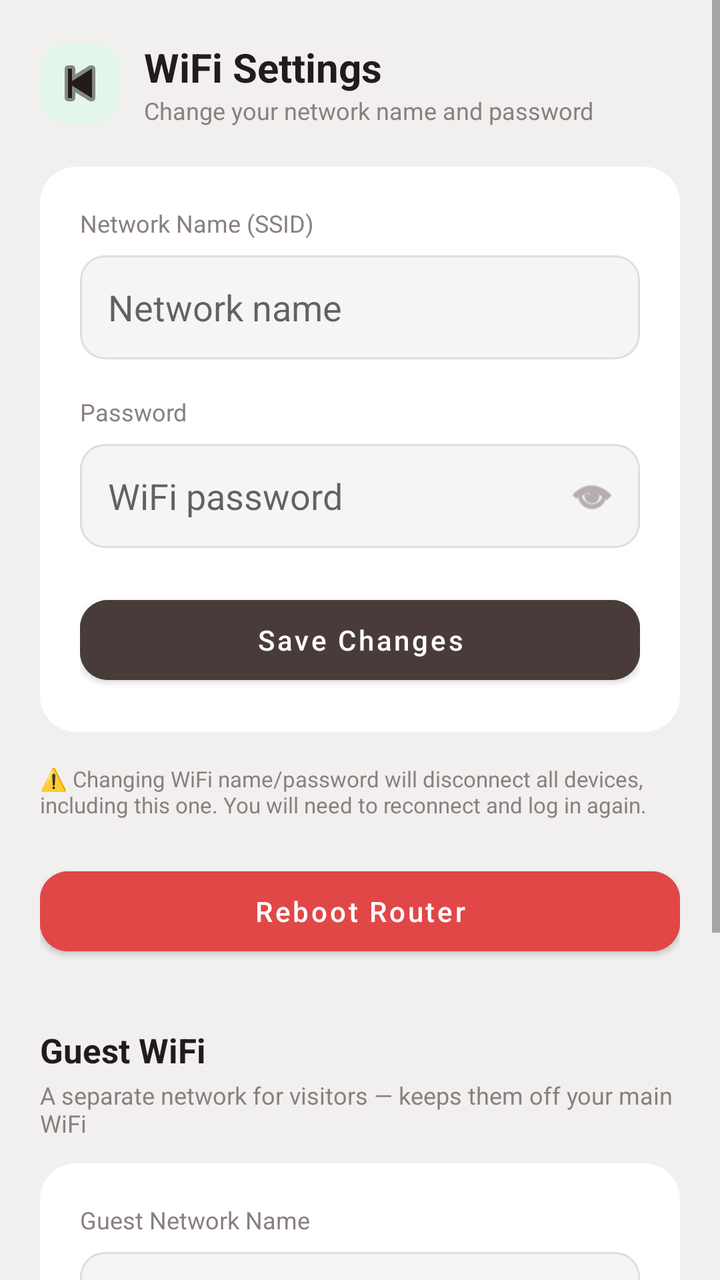
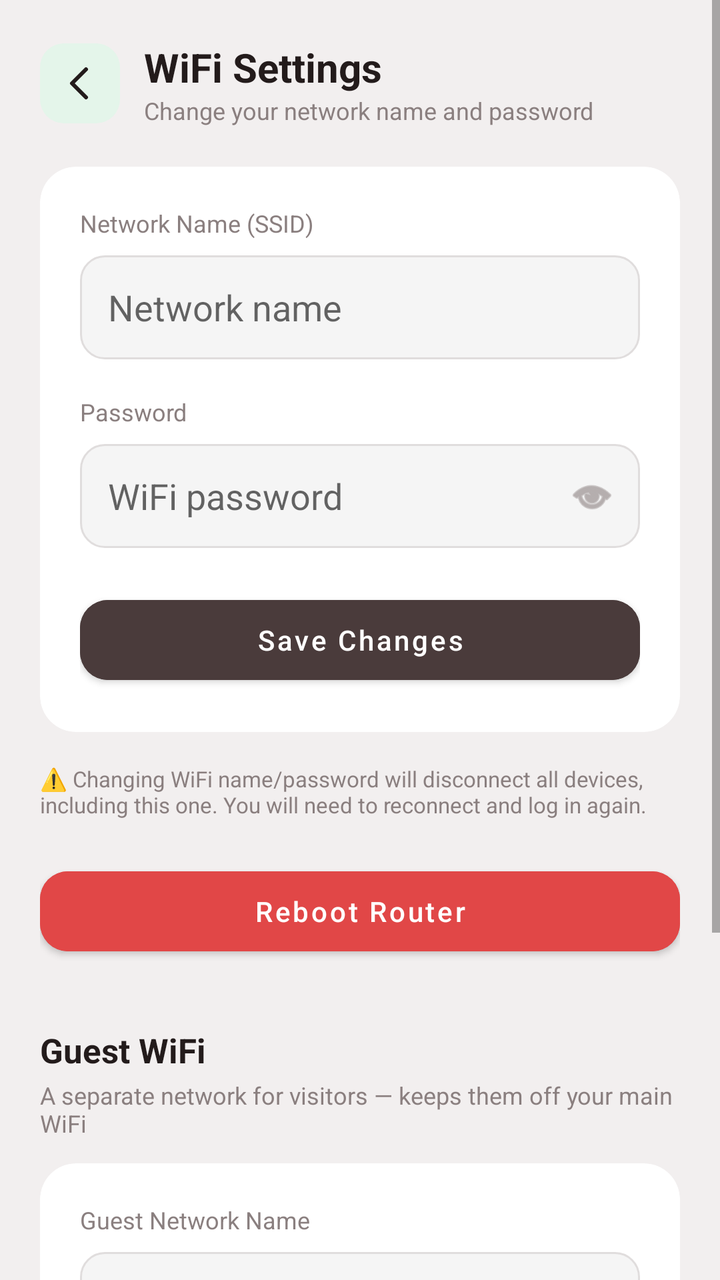

The first picture is an Android layout as it rendered before a commit; the second is the same layout after the commit. The layout source and the unified diff follow.
<!-- AndroidManifest.xml: application theme Theme.AhmadNetGuard -->
<!-- res/layout/activity_wifi_settings.xml -->
<?xml version="1.0" encoding="utf-8"?>
<LinearLayout xmlns:android="http://schemas.android.com/apk/res/android"
    xmlns:app="http://schemas.android.com/apk/res-auto"
    android:layout_width="match_parent"
    android:layout_height="match_parent"
    android:background="@color/bg_screen"
    android:orientation="vertical">

    <ScrollView
        android:layout_width="match_parent"
        android:layout_height="match_parent">

        <LinearLayout
            android:layout_width="match_parent"
            android:layout_height="wrap_content"
            android:orientation="vertical"
            android:padding="20dp">

            <LinearLayout
                android:layout_width="match_parent"
                android:layout_height="wrap_content"
                android:gravity="center_vertical"
                android:orientation="horizontal">

                <ImageButton
                    android:id="@+id/btnBack"
                    android:layout_width="40dp"
                    android:layout_height="40dp"
                    android:background="@drawable/bg_icon_rounded"
                    android:contentDescription="Back"
                    android:padding="8dp"
                    android:src="@android:drawable/ic_media_previous"
                    app:tint="@color/text_primary" />

                <LinearLayout
                    android:layout_width="0dp"
                    android:layout_height="wrap_content"
                    android:layout_marginStart="12dp"
                    android:layout_weight="1"
                    android:orientation="vertical">

                    <TextView
                        android:layout_width="wrap_content"
                        android:layout_height="wrap_content"
                        android:text="WiFi Settings"
                        android:textColor="@color/text_primary"
                        android:textSize="20sp"
                        android:textStyle="bold" />

                    <TextView
                        android:layout_width="wrap_content"
                        android:layout_height="wrap_content"
                        android:text="Change your network name and password"
                        android:textColor="@color/text_secondary"
                        android:textSize="12sp" />
                </LinearLayout>
            </LinearLayout>

            <androidx.cardview.widget.CardView
                android:layout_width="match_parent"
                android:layout_height="wrap_content"
                android:layout_marginTop="20dp"
                app:cardCornerRadius="18dp"
                app:cardElevation="0dp"
                app:cardBackgroundColor="@color/card_white">

                <LinearLayout
                    android:layout_width="match_parent"
                    android:layout_height="wrap_content"
                    android:orientation="vertical"
                    android:padding="20dp">

                    <TextView
                        android:layout_width="wrap_content"
                        android:layout_height="wrap_content"
                        android:text="Network Name (SSID)"
                        android:textColor="@color/text_secondary"
                        android:textSize="12sp" />

                    <EditText
                        android:id="@+id/inputSsid"
                        android:layout_width="match_parent"
                        android:layout_height="52dp"
                        android:layout_marginTop="8dp"
                        android:background="@drawable/bg_input_field"
                        android:hint="Network name"
                        android:inputType="text"
                        android:paddingHorizontal="14dp"
                        android:textColor="@color/text_primary" />

                    <TextView
                        android:layout_width="wrap_content"
                        android:layout_height="wrap_content"
                        android:layout_marginTop="18dp"
                        android:text="Password"
                        android:textColor="@color/text_secondary"
                        android:textSize="12sp" />

                    <FrameLayout
                        android:layout_width="match_parent"
                        android:layout_height="52dp"
                        android:layout_marginTop="8dp">

                        <EditText
                            android:id="@+id/inputWifiPassword"
                            android:layout_width="match_parent"
                            android:layout_height="match_parent"
                            android:background="@drawable/bg_input_field"
                            android:hint="WiFi password"
                            android:inputType="textPassword"
                            android:paddingStart="14dp"
                            android:paddingEnd="44dp"
                            android:textColor="@color/text_primary" />

                        <ImageView
                            android:id="@+id/btnToggleWifiPassword"
                            android:layout_width="24dp"
                            android:layout_height="24dp"
                            android:layout_gravity="center_vertical|end"
                            android:layout_marginEnd="12dp"
                            android:src="@android:drawable/ic_menu_view"
                            app:tint="@color/text_secondary" />
                    </FrameLayout>

                    <TextView
                        android:id="@+id/textWifiError"
                        android:layout_width="match_parent"
                        android:layout_height="wrap_content"
                        android:layout_marginTop="14dp"
                        android:background="@color/red_bg"
                        android:padding="10dp"
                        android:textColor="@color/red_blocked"
                        android:textSize="12sp"
                        android:visibility="gone" />

                    <com.google.android.material.button.MaterialButton
                        android:id="@+id/btnSaveWifiSettings"
                        android:layout_width="match_parent"
                        android:layout_height="52dp"
                        android:layout_marginTop="20dp"
                        android:backgroundTint="@color/brand_dark"
                        android:text="Save Changes"
                        android:textAllCaps="false"
                        android:textColor="@color/card_white"
                        app:cornerRadius="14dp" />

                    <ProgressBar
                        android:id="@+id/progressWifiSave"
                        android:layout_width="24dp"
                        android:layout_height="24dp"
                        android:layout_gravity="center"
                        android:layout_marginTop="14dp"
                        android:visibility="gone" />

                </LinearLayout>
            </androidx.cardview.widget.CardView>

            <TextView
                android:layout_width="wrap_content"
                android:layout_height="wrap_content"
                android:layout_marginTop="16dp"
                android:text="⚠️ Changing WiFi name/password will disconnect all devices, including this one. You will need to reconnect and log in again."
                android:textColor="@color/text_secondary"
                android:textSize="11sp" />

            <com.google.android.material.button.MaterialButton
                android:id="@+id/btnRebootRouter"
                android:layout_width="match_parent"
                android:layout_height="52dp"
                android:layout_marginTop="20dp"
                android:backgroundTint="@color/red_blocked"
                android:text="Reboot Router"
                android:textAllCaps="false"
                android:textColor="@color/card_white"
                app:cornerRadius="14dp" />

            <TextView
                android:layout_width="wrap_content"
                android:layout_height="wrap_content"
                android:layout_marginTop="32dp"
                android:text="Guest WiFi"
                android:textColor="@color/text_primary"
                android:textSize="17sp"
                android:textStyle="bold" />

            <TextView
                android:layout_width="wrap_content"
                android:layout_height="wrap_content"
                android:layout_marginTop="3dp"
                android:layout_marginBottom="12dp"
                android:text="A separate network for visitors — keeps them off your main WiFi"
                android:textColor="@color/text_secondary"
                android:textSize="12sp" />

            <androidx.cardview.widget.CardView
                android:layout_width="match_parent"
                android:layout_height="wrap_content"
                app:cardCornerRadius="18dp"
                app:cardElevation="0dp"
                app:cardBackgroundColor="@color/card_white">

                <LinearLayout
                    android:layout_width="match_parent"
                    android:layout_height="wrap_content"
                    android:orientation="vertical"
                    android:padding="20dp">

                    <TextView
                        android:layout_width="wrap_content"
                        android:layout_height="wrap_content"
                        android:text="Guest Network Name"
                        android:textColor="@color/text_secondary"
                        android:textSize="12sp" />

                    <EditText
                        android:id="@+id/inputGuestSsid"
                        android:layout_width="match_parent"
                        android:layout_height="52dp"
                        android:layout_marginTop="8dp"
                        android:background="@drawable/bg_input_field"
                        android:hint="e.g. AHMAD Guest"
                        android:inputType="text"
                        android:paddingHorizontal="14dp"
                        android:textColor="@color/text_primary" />

                    <TextView
                        android:layout_width="wrap_content"
                        android:layout_height="wrap_content"
                        android:layout_marginTop="16dp"
                        android:text="Guest Password"
                        android:textColor="@color/text_secondary"
                        android:textSize="12sp" />

                    <FrameLayout
                        android:layout_width="match_parent"
                        android:layout_height="52dp"
                        android:layout_marginTop="8dp">

                        <EditText
                            android:id="@+id/inputGuestPassword"
                            android:layout_width="match_parent"
                            android:layout_height="match_parent"
                            android:background="@drawable/bg_input_field"
                            android:hint="At least 8 characters"
                            android:inputType="textPassword"
                            android:paddingStart="14dp"
                            android:paddingEnd="44dp"
                            android:textColor="@color/text_primary" />

                        <ImageView
                            android:id="@+id/btnToggleGuestPassword"
                            android:layout_width="24dp"
                            android:layout_height="24dp"
                            android:layout_gravity="center_vertical|end"
                            android:layout_marginEnd="12dp"
                            android:src="@android:drawable/ic_menu_view"
                            app:tint="@color/text_secondary" />
                    </FrameLayout>

                    <TextView
                        android:id="@+id/textGuestError"
                        android:layout_width="match_parent"
                        android:layout_height="wrap_content"
                        android:layout_marginTop="14dp"
                        android:background="@color/red_bg"
                        android:padding="10dp"
                        android:textColor="@color/red_blocked"
                        android:textSize="12sp"
                        android:visibility="gone" />

                    <LinearLayout
                        android:layout_width="match_parent"
                        android:layout_height="wrap_content"
                        android:layout_marginTop="18dp"
                        android:orientation="horizontal">

                        <com.google.android.material.button.MaterialButton
                            android:id="@+id/btnAddGuestWifi"
                            android:layout_width="0dp"
                            android:layout_height="50dp"
                            android:layout_weight="1"
                            android:layout_marginEnd="6dp"
                            android:backgroundTint="@color/brand_dark"
                            android:text="Save / Turn On"
                            android:textAllCaps="false"
                            android:textSize="13sp"
                            android:textColor="@color/card_white"
                            app:cornerRadius="12dp" />

                        <com.google.android.material.button.MaterialButton
                            android:id="@+id/btnRemoveGuestWifi"
                            android:layout_width="0dp"
                            android:layout_height="50dp"
                            android:layout_weight="1"
                            android:layout_marginStart="6dp"
                            android:backgroundTint="@color/red_blocked"
                            android:text="Turn Off"
                            android:textAllCaps="false"
                            android:textSize="13sp"
                            android:textColor="@color/card_white"
                            app:cornerRadius="12dp" />
                    </LinearLayout>

                    <ProgressBar
                        android:id="@+id/progressGuestWifi"
                        android:layout_width="24dp"
                        android:layout_height="24dp"
                        android:layout_gravity="center"
                        android:layout_marginTop="14dp"
                        android:visibility="gone" />

                </LinearLayout>
            </androidx.cardview.widget.CardView>

        </LinearLayout>
    </ScrollView>

</LinearLayout>
<!-- resources referenced by this layout -->
<resources>
  <color name="bg_screen">#F2EFEF</color>
  <color name="brand_dark">#4A3B3B</color>
  <color name="card_white">#FFFFFF</color>
  <color name="red_bg">#FCE7E7</color>
  <color name="red_blocked">#E14747</color>
  <color name="text_primary">#231B1B</color>
  <color name="text_secondary">#8A7F7F</color>
  <!-- drawable bg_icon_rounded (drawable) -->
  <?xml version="1.0" encoding="utf-8"?>
  <shape xmlns:android="http://schemas.android.com/apk/res/android" android:shape="rectangle">
      <corners android:radius="12dp" />
      <solid android:color="@color/green_bg" />
  </shape>
  <!-- drawable bg_input_field (drawable) -->
  <?xml version="1.0" encoding="utf-8"?>
  <shape xmlns:android="http://schemas.android.com/apk/res/android"
      android:shape="rectangle">
      <solid android:color="#F5F5F5" />
      <corners android:radius="12dp" />
      <stroke
          android:width="1dp"
          android:color="#E0DDDD" />
  </shape>
  <style name="Theme.AhmadNetGuard" parent="Theme.MaterialComponents.DayNight.NoActionBar">
          <item name="colorPrimary">@color/brand_dark</item>
          <item name="android:windowBackground">@color/bg_screen</item>
      </style>
  <color name="green_bg">#E4F5EA</color>
</resources>

<!-- the commit's change to res/layout/activity_wifi_settings.xml (unified diff, before → after) -->
@@ -29,7 +29,7 @@
                     android:background="@drawable/bg_icon_rounded"
                     android:contentDescription="Back"
                     android:padding="8dp"
-                    android:src="@android:drawable/ic_media_previous"
+                    android:src="@drawable/ic_back_arrow"
                     app:tint="@color/text_primary" />
 
                 <LinearLayout
<!-- resource entries referenced after the edit -->
@@ -23,6 +23,20 @@
           android:width="1dp"
           android:color="#E0DDDD" />
   </shape>
+  <!-- drawable ic_back_arrow (drawable) -->
+  <vector xmlns:android="http://schemas.android.com/apk/res/android"
+      android:width="24dp"
+      android:height="24dp"
+      android:viewportWidth="24"
+      android:viewportHeight="24">
+      <path
+          android:fillColor="#00000000"
+          android:strokeColor="#000000"
+          android:strokeWidth="2"
+          android:strokeLineCap="round"
+          android:strokeLineJoin="round"
+          android:pathData="M15,5 L8,12 L15,19" />
+  </vector>
   <style name="Theme.AhmadNetGuard" parent="Theme.MaterialComponents.DayNight.NoActionBar">
           <item name="colorPrimary">@color/brand_dark</item>
           <item name="android:windowBackground">@color/bg_screen</item>
